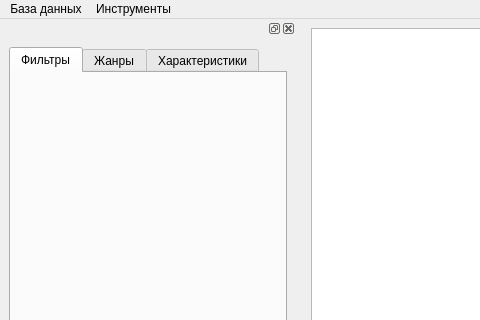
The window that ui/main.ui (fabrikant/akniga-parser) describes before a commit, drawn with Qt 5; both pictures show x 0 to 480 and y 0 to 320 of the 1189 by 760 pixel window.
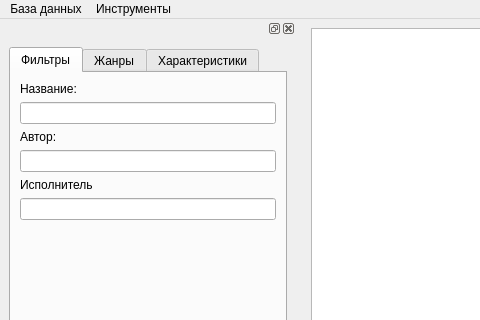
The same window after the commit. The open tabs and pages were chosen to show the change.

Patch:
```diff
--- a/ui/main.ui
+++ b/ui/main.ui
@@ -77,7 +77,69 @@
         <attribute name="title">
          <string>Фильтры</string>
         </attribute>
-        <layout class="QGridLayout" name="gridLayout_2"/>
+        <layout class="QGridLayout" name="gridLayout_2">
+         <item row="3" column="1">
+          <widget class="QLabel" name="label_2">
+           <property name="text">
+            <string>Автор:</string>
+           </property>
+          </widget>
+         </item>
+         <item row="7" column="1">
+          <spacer name="verticalSpacer">
+           <property name="orientation">
+            <enum>Qt::Vertical</enum>
+           </property>
+           <property name="sizeHint" stdset="0">
+            <size>
+             <width>20</width>
+             <height>40</height>
+            </size>
+           </property>
+          </spacer>
+         </item>
+         <item row="2" column="1">
+          <widget class="QLineEdit" name="filter_title">
+           <property name="clearButtonEnabled">
+            <bool>true</bool>
+           </property>
+          </widget>
+         </item>
+         <item row="1" column="1">
+          <widget class="QLabel" name="label">
+           <property name="sizePolicy">
+            <sizepolicy hsizetype="Preferred" vsizetype="Preferred">
+             <horstretch>0</horstretch>
+             <verstretch>0</verstretch>
+            </sizepolicy>
+           </property>
+           <property name="text">
+            <string>Название:</string>
+           </property>
+          </widget>
+         </item>
+         <item row="4" column="1">
+          <widget class="QLineEdit" name="filter_author">
+           <property name="clearButtonEnabled">
+            <bool>true</bool>
+           </property>
+          </widget>
+         </item>
+         <item row="5" column="1">
+          <widget class="QLabel" name="label_3">
+           <property name="text">
+            <string>Исполнитель</string>
+           </property>
+          </widget>
+         </item>
+         <item row="6" column="1">
+          <widget class="QLineEdit" name="filter_performer">
+           <property name="clearButtonEnabled">
+            <bool>true</bool>
+           </property>
+          </widget>
+         </item>
+        </layout>
        </widget>
        <widget class="QWidget" name="tab2">
         <attribute name="title">
```
Left out of the diff: 100 changed lines with no effect on the pictures.
